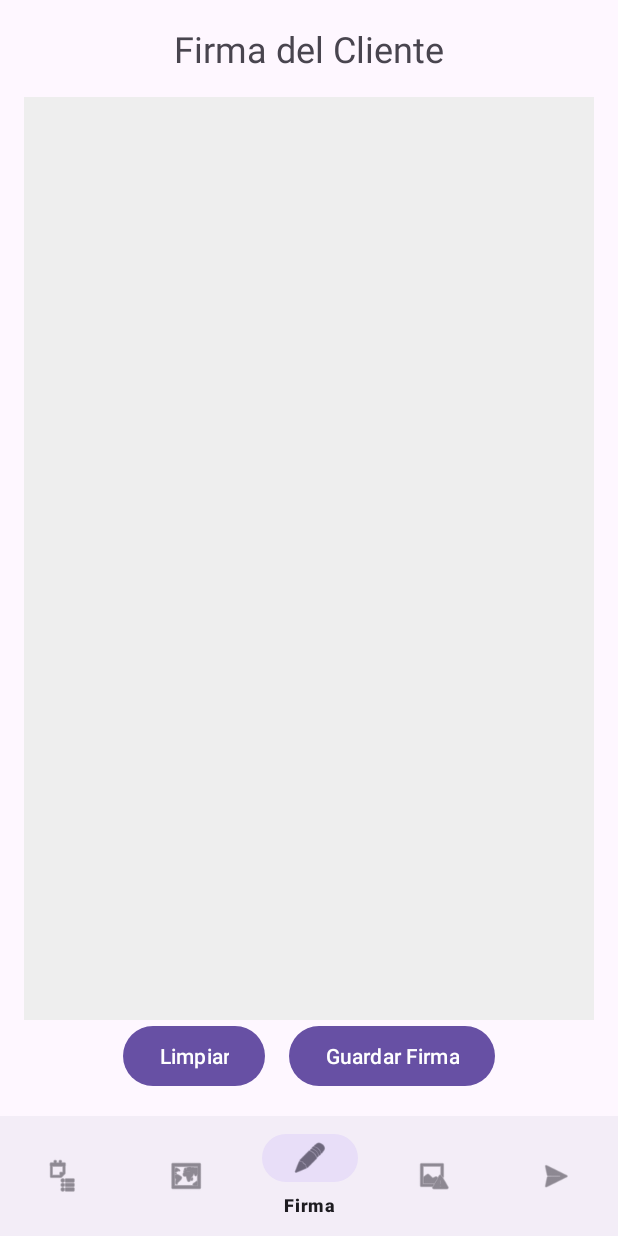
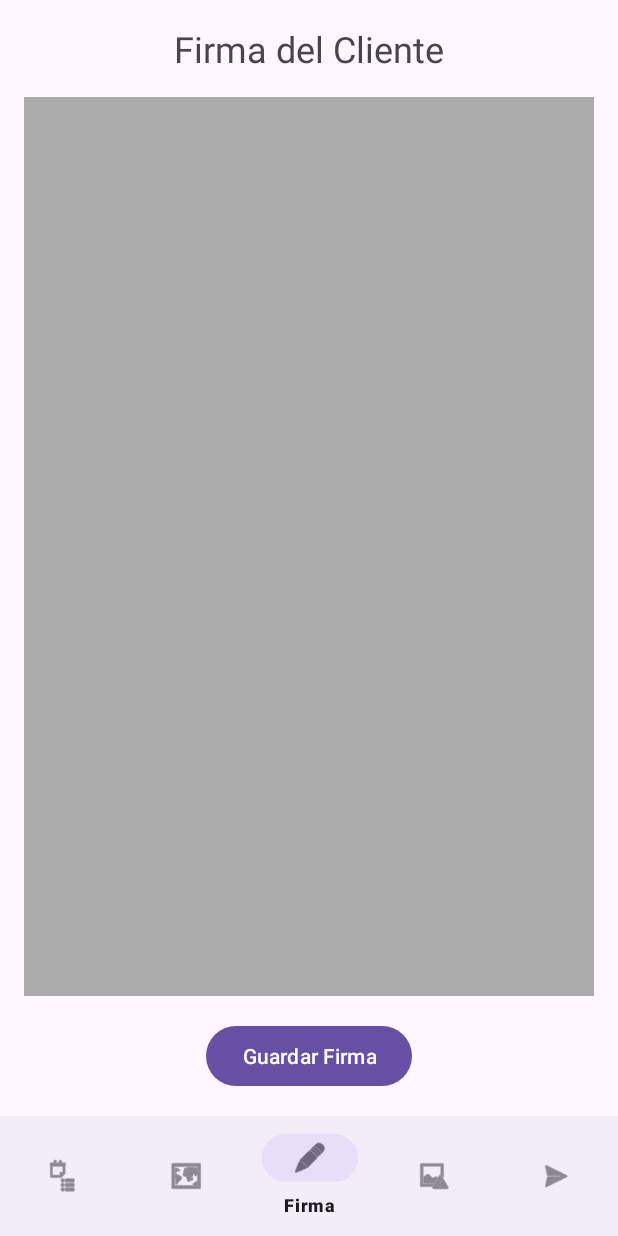
Before and after one commit to ImLome/ATC_app, an Android app: the screen it shows after launch (MainActivity), item 3 of the bottom bar chosen, on a phone screen of 412 x 824 dp. Run offline under Robolectric (Android 15) with nearby library versions, the phone set to English and light mode, and no system bars.

```diff
--- a/app/src/main/java/com/example/atc_app/SignatureFragment.kt
+++ b/app/src/main/java/com/example/atc_app/SignatureFragment.kt
@@ -4,7 +4,6 @@ import android.os.Bundle
 import android.view.LayoutInflater
 import android.view.View
 import android.view.ViewGroup
-import android.widget.Toast
 import androidx.fragment.app.Fragment
 import com.example.atc_app.databinding.FragmentSignatureBinding
 
@@ -16,25 +15,9 @@ class SignatureFragment : Fragment() {
     override fun onCreateView(
         inflater: LayoutInflater, container: ViewGroup?,
         savedInstanceState: Bundle?
-    ): View {
+    ): View? {
         _binding = FragmentSignatureBinding.inflate(inflater, container, false)
         return binding.root
-    }
-
-    override fun onViewCreated(view: View, savedInstanceState: Bundle?) {
-        super.onViewCreated(view, savedInstanceState)
-
-        binding.clearButton.setOnClickListener {
-            binding.signatureView.clear()
-        }
-
-        binding.saveSignatureButton.setOnClickListener {
-            val signatureBitmap = binding.signatureView.getSignatureBitmap()
-            // In a real app, you would save this bitmap to a file and store the path.
-            // For this prototype, we'll just show a confirmation message.
-            Toast.makeText(requireContext(), "Firma guardada (prototipo)", Toast.LENGTH_SHORT).show()
-            binding.signatureView.clear() // Optionally clear after saving
-        }
     }
 
     override fun onDestroyView() {
--- a/app/src/main/java/com/example/atc_app/SignatureView.kt
+++ /dev/null
@@ -1,62 +0,0 @@
-package com.example.atc_app
-
-import android.content.Context
-import android.graphics.*
-import android.util.AttributeSet
-import android.view.MotionEvent
-import android.view.View
-
-class SignatureView(context: Context, attrs: AttributeSet?) : View(context, attrs) {
-
-    private val paint = Paint().apply {
-        color = Color.BLACK
-        isAntiAlias = true
-        strokeWidth = 10f
-        style = Paint.Style.STROKE
-        strokeJoin = Paint.Join.ROUND
-        strokeCap = Paint.Cap.ROUND
-    }
-
-    private val path = Path()
-    private var lastTouchX = 0f
-    private var lastTouchY = 0f
-
-    override fun onDraw(canvas: Canvas) {
-        canvas.drawPath(path, paint)
-    }
-
-    override fun onTouchEvent(event: MotionEvent): Boolean {
-        val x = event.x
-        val y = event.y
-
-        when (event.action) {
-            MotionEvent.ACTION_DOWN -> {
-                path.moveTo(x, y)
-                lastTouchX = x
-                lastTouchY = y
-            }
-            MotionEvent.ACTION_MOVE -> {
-                path.quadTo(lastTouchX, lastTouchY, (x + lastTouchX) / 2, (y + lastTouchY) / 2)
-                lastTouchX = x
-                lastTouchY = y
-                invalidate() // Redraw the view
-            }
-            MotionEvent.ACTION_UP -> {
-                path.lineTo(x,y)
-            }
-        }
-        return true
-    }
-
-    fun clear() {
-        path.reset()
-        invalidate()
-    }
-
-    fun getSignatureBitmap(): Bitmap {
-        val bitmap = Bitmap.createBitmap(width, height, Bitmap.Config.ARGB_8888)
-        val canvas = Canvas(bitmap)
-        draw(canvas)
-        return bitmap
-    }
-}
--- a/app/src/main/res/layout/fragment_signature.xml
+++ b/app/src/main/res/layout/fragment_signature.xml
@@ -1,48 +1,33 @@
 <?xml version="1.0" encoding="utf-8"?>
-<RelativeLayout xmlns:android="http://schemas.android.com/apk/res/android"
+<LinearLayout xmlns:android="http://schemas.android.com/apk/res/android"
     xmlns:tools="http://schemas.android.com/tools"
     android:layout_width="match_parent"
     android:layout_height="match_parent"
+    android:orientation="vertical"
     android:padding="16dp"
     tools:context=".SignatureFragment">
 
     <TextView
-        android:id="@+id/signature_title"
         android:layout_width="wrap_content"
         android:layout_height="wrap_content"
         android:text="Firma del Cliente"
         android:textSize="24sp"
-        android:layout_centerHorizontal="true"
+        android:layout_gravity="center_horizontal"
         android:layout_marginBottom="16dp"/>
 
-    <com.example.atc_app.SignatureView
-        android:id="@+id/signature_view"
+    <View
+        android:id="@+id/signature_pad"
         android:layout_width="match_parent"
-        android:layout_height="match_parent"
-        android:layout_below="@+id/signature_title"
-        android:layout_above="@+id/buttons_layout"
-        android:background="#EEEEEE" />
+        android:layout_height="0dp"
+        android:layout_weight="1"
+        android:background="@android:color/darker_gray" />
 
-    <LinearLayout
-        android:id="@+id/buttons_layout"
-        android:layout_width="match_parent"
+    <Button
+        android:id="@+id/save_signature_button"
+        android:layout_width="wrap_content"
         android:layout_height="wrap_content"
-        android:orientation="horizontal"
-        android:layout_alignParentBottom="true"
-        android:gravity="center">
+        android:text="Guardar Firma"
+        android:layout_gravity="center_horizontal"
+        android:layout_marginTop="16dp"/>
 
-        <Button
-            android:id="@+id/clear_button"
-            android:layout_width="wrap_content"
-            android:layout_height="wrap_content"
-            android:text="Limpiar"
-            android:layout_marginEnd="16dp"/>
-
-        <Button
-            android:id="@+id/save_signature_button"
-            android:layout_width="wrap_content"
-            android:layout_height="wrap_content"
-            android:text="Guardar Firma"/>
-    </LinearLayout>
-
-</RelativeLayout>
+</LinearLayout>
```
